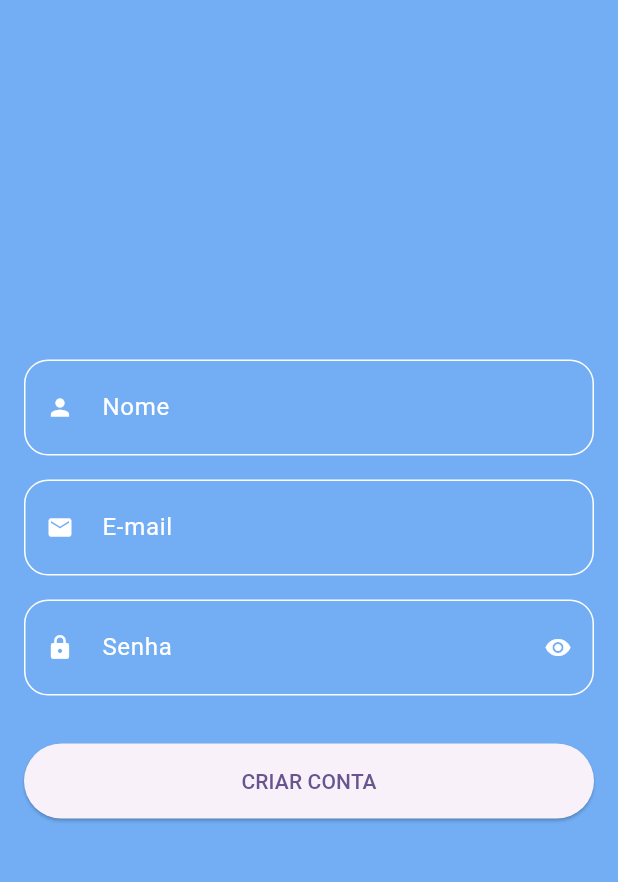
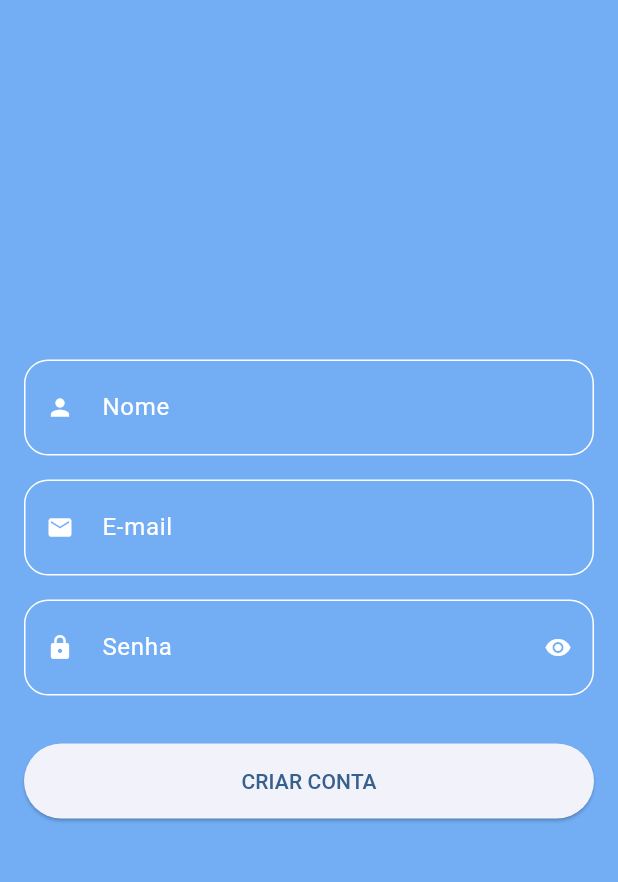
Before and after one commit to Zorzan99/to_do_list_bloc, a Flutter app: the screen it shows after launch, after a tap on "LOGIN", after a tap on "Cadastre-se agora!", on a phone screen of 412 x 824 dp, the part 71-953 px from its top. Run offline on Flutter 3.47's test engine with Material 3 defaults, Android fonts, the phone set to English and light mode, and no system bars; our stand-ins replace bloc, cloud_firestore, firebase_auth, firebase_core, flutter_bloc; missing offline and left inert: validatorless; accounts and stored records are empty; network calls fail.

Commit message:
Refactor: mudanca tema, alteracao circular progress indicator, e alteracao todo item retirando onlongpress

```diff
--- a/lib/main.dart
+++ b/lib/main.dart
@@ -23,7 +23,7 @@ class MyApp extends StatelessWidget {
         title: 'Flutter Demo',
         debugShowCheckedModeBanner: false,
         theme: ThemeData(
-          colorScheme: ColorScheme.fromSeed(seedColor: Colors.deepPurple),
+          colorScheme: ColorScheme.fromSeed(seedColor: Colors.blue),
           useMaterial3: true,
         ),
         onGenerateRoute: Routes.generateRoute,
--- a/lib/pages/home/home_page.dart
+++ b/lib/pages/home/home_page.dart
@@ -92,9 +92,11 @@ class _HomePageState extends State<HomePage> {
               },
               builder: (context, state) {
                 if (state is LoadingHome) {
-                  return const Expanded(
+                  return Expanded(
                     child: Center(
-                      child: CircularProgressIndicator(),
+                      child: CircularProgressIndicator(
+                        color: Colors.blue[800],
+                      ),
                     ),
                   );
                 } else if (state is LoadedHome) {
--- a/lib/pages/home/widgets/float_button_home.dart
+++ b/lib/pages/home/widgets/float_button_home.dart
@@ -31,6 +31,7 @@ class _FloatButtonHomeState extends State<FloatButtonHome> {
 
     final cubit = BlocProvider.of<HomeCubit>(context);
     return FloatingActionButton.extended(
+      backgroundColor: Colors.blue,
       onPressed: () {
         showDialog(
           context: context,
--- a/lib/pages/home/widgets/todo_item.dart
+++ b/lib/pages/home/widgets/todo_item.dart
@@ -4,7 +4,6 @@ import 'package:to_do_list_bloc/core/sizes/text_size.dart';
 class TodoItem extends StatelessWidget {
   final String title;
   final String subtitle;
-  final VoidCallback onLongPress;
   final VoidCallback onPressed;
   final VoidCallback onDelete;
 
@@ -12,7 +11,6 @@ class TodoItem extends StatelessWidget {
     Key? key,
     required this.title,
     required this.subtitle,
-    required this.onLongPress,
     required this.onPressed,
     required this.onDelete,
   }) : super(key: key);
@@ -42,7 +40,6 @@ class TodoItem extends StatelessWidget {
               color: Colors.black,
             ),
           ),
-          onLongPress: onLongPress,
           trailing: Row(
             mainAxisSize: MainAxisSize.min,
             children: [
--- a/lib/pages/home/widgets/todo_list.dart
+++ b/lib/pages/home/widgets/todo_list.dart
@@ -65,7 +65,6 @@ class TodoList extends StatelessWidget {
                   );
                 });
           },
-          onLongPress: () {},
           title: tasks[index].title,
           subtitle: tasks[index].description,
           onPressed: () {
--- a/lib/pages/login/login_page.dart
+++ b/lib/pages/login/login_page.dart
@@ -108,14 +108,13 @@ class _LoginPageState extends State<LoginPage> {
                   ),
                   Visibility(
                     visible: state is! LoadingLogin,
-                    replacement: const Column(
+                    replacement: Column(
                       children: [
                         CircularProgressIndicator(
-                          valueColor:
-                              AlwaysStoppedAnimation<Color>(Colors.white),
+                          color: Colors.blue[800],
                         ),
-                        SizedBox(height: SpacingSize.xx),
-                        Text(
+                        const SizedBox(height: SpacingSize.xx),
+                        const Text(
                           'Realizando Login',
                           style: TextStyle(color: Colors.white),
                         ),
```
